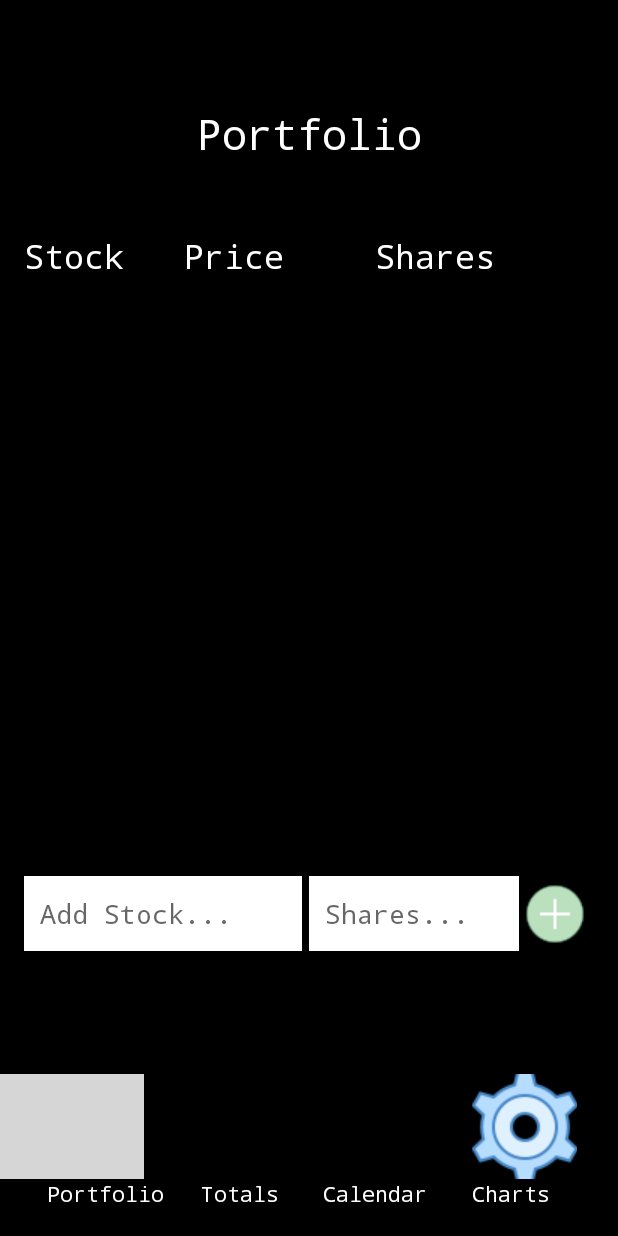
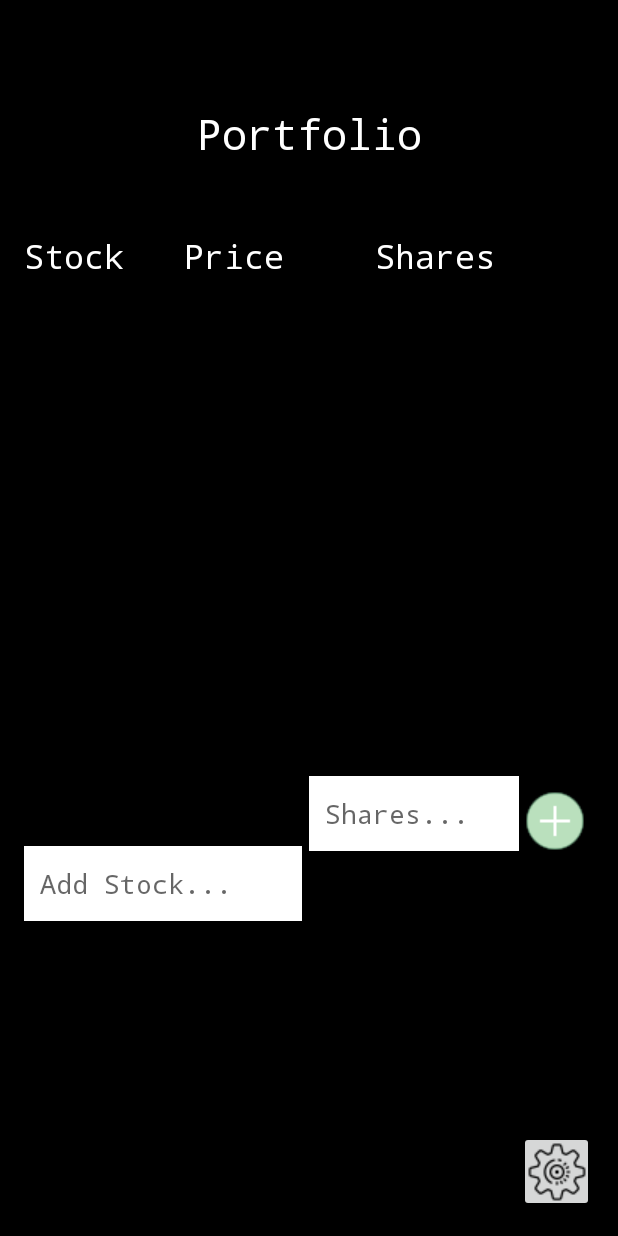
Before and after one commit to salazarbrandon1257/Android-Wealth-Application, an Android app: the portfolioActivity screen opened directly, with no data from a screen before it, on a phone screen of 412 x 824 dp. Run offline under Robolectric (Android 15) with nearby library versions, the phone set to English and light mode, and no system bars; grey boxes are pictures that could not be loaded.

Commit message:
changing User Interface

```diff
--- a/app/src/main/res/layout/activity_portfolio.xml
+++ b/app/src/main/res/layout/activity_portfolio.xml
@@ -58,7 +58,7 @@
         android:layout_marginStart="16dp"
         android:layout_marginLeft="16dp"
         android:layout_marginTop="20dp"
-        android:layout_marginBottom="16dp"
+        android:layout_marginBottom="164dp"
         android:background="#FFFFFF"
         android:ems="10"
         android:hint=" Add Stock..."
@@ -66,7 +66,7 @@
         android:textColor="#000000"
         android:textSize="18sp"
         android:typeface="monospace"
-        app:layout_constraintBottom_toTopOf="@+id/portfolioId"
+        app:layout_constraintBottom_toBottomOf="parent"
         app:layout_constraintStart_toStartOf="parent"
         app:layout_constraintTop_toBottomOf="@+id/rvStocks" />
 
@@ -74,12 +74,10 @@
         android:id="@+id/addButtonId"
         android:layout_width="50dp"
         android:layout_height="51dp"
-        android:layout_marginTop="20dp"
+        android:layout_marginTop="24dp"
         android:layout_marginEnd="17dp"
         android:layout_marginRight="17dp"
-        android:layout_marginBottom="15dp"
         android:background="#000000"
-        app:layout_constraintBottom_toTopOf="@+id/imageButton3"
         app:layout_constraintEnd_toEndOf="parent"
         app:layout_constraintTop_toBottomOf="@+id/rvStocks"
         app:srcCompat="@drawable/add" />
@@ -91,7 +89,6 @@
         android:layout_marginStart="5dp"
         android:layout_marginLeft="5dp"
         android:layout_marginTop="20dp"
-        android:layout_marginBottom="16dp"
         android:background="#FFFFFF"
         android:ems="10"
         android:hint=" Shares..."
@@ -99,7 +96,6 @@
         android:textColor="#000000"
         android:textSize="18sp"
         android:typeface="monospace"
-        app:layout_constraintBottom_toTopOf="@+id/chartsId"
         app:layout_constraintEnd_toStartOf="@+id/addButtonId"
         app:layout_constraintStart_toEndOf="@+id/stockNameId"
         app:layout_constraintTop_toBottomOf="@+id/rvStocks" />
@@ -141,102 +137,17 @@
         app:layout_constraintStart_toEndOf="@+id/textView9"
         app:layout_constraintTop_toBottomOf="@+id/textView6"
         app:layout_constraintVertical_bias="0.0" />
-
-
     <ImageButton
-        android:id="@+id/portfolioId"
-        android:layout_width="70dp"
-        android:layout_height="70dp"
-        android:layout_marginStart="26dp"
-        android:layout_marginLeft="26dp"
-        android:background="@drawable/wallet2"
-        android:onClick="viewPortfolio"
-        android:scaleType="fitXY"
-        app:layout_constraintBottom_toTopOf="@+id/textView2"
-        app:layout_constraintStart_toStartOf="parent" />
-
-
-    <ImageButton
-        android:id="@+id/totalsId"
-        android:layout_width="70dp"
-        android:layout_height="70dp"
-        android:background="@drawable/totals2"
-        android:scaleType="fitXY"
-        app:layout_constraintBottom_toTopOf="@+id/textView4"
-        tools:layout_editor_absoluteX="116dp" />
-
-    <ImageButton
-        android:id="@+id/chartsId"
-        android:layout_width="70dp"
-        android:layout_height="70dp"
-        android:background="@drawable/charts2"
-        android:scaleType="fitXY"
-        app:layout_constraintBottom_toTopOf="@+id/textView5"
-        tools:layout_editor_absoluteX="211dp" />
-
-    <TextView
-        android:id="@+id/textView2"
-        android:layout_width="90dp"
-        android:layout_height="20dp"
-        android:layout_marginStart="25dp"
-        android:layout_marginLeft="25dp"
-        android:layout_marginBottom="18dp"
-        android:gravity="center"
-        android:text="Portfolio"
-        android:textColor="#FFFFFF"
-        app:fontFamily="monospace"
-        app:layout_constraintBottom_toBottomOf="parent"
-        app:layout_constraintStart_toStartOf="parent" />
-
-    <TextView
-        android:id="@+id/textView3"
-        android:layout_width="90dp"
-        android:layout_height="20dp"
-        android:layout_marginEnd="26dp"
-        android:layout_marginRight="26dp"
-        android:layout_marginBottom="18dp"
-        android:gravity="center"
-        android:text="Charts"
-        android:textColor="#FFFFFF"
-        app:fontFamily="monospace"
+        android:id="@+id/imageButton3"
+        android:layout_width="50dp"
+        android:layout_height="54dp"
+        android:layout_marginStart="346dp"
+        android:layout_marginLeft="346dp"
+        android:layout_marginEnd="16dp"
+        android:layout_marginRight="16dp"
+        android:layout_marginBottom="16dp"
         app:layout_constraintBottom_toBottomOf="parent"
         app:layout_constraintEnd_toEndOf="parent"
-        app:layout_constraintStart_toEndOf="@+id/textView5" />
-
-    <TextView
-        android:id="@+id/textView4"
-        android:layout_width="90dp"
-        android:layout_height="20dp"
-        android:layout_marginBottom="18dp"
-        android:gravity="center"
-        android:text="Totals"
-        android:textColor="#FFFFFF"
-        app:fontFamily="monospace"
-        app:layout_constraintBottom_toBottomOf="parent"
-        app:layout_constraintStart_toEndOf="@+id/textView2" />
-
-    <TextView
-        android:id="@+id/textView5"
-        android:layout_width="90dp"
-        android:layout_height="20dp"
-        android:layout_marginBottom="18dp"
-        android:gravity="center"
-        android:text="Calendar"
-        android:textColor="#FFFFFF"
-        app:fontFamily="monospace"
-        app:layout_constraintBottom_toBottomOf="parent"
-        app:layout_constraintStart_toEndOf="@+id/textView4" />
-
-    <ImageButton
-        android:id="@+id/imageButton3"
-        android:layout_width="70dp"
-        android:layout_height="70dp"
-        android:layout_marginEnd="27dp"
-        android:layout_marginRight="27dp"
-        android:background="#000000"
-        android:visibility="visible"
-        app:layout_constraintBottom_toTopOf="@+id/textView3"
-        app:layout_constraintEnd_toEndOf="parent"
+        app:layout_constraintStart_toStartOf="parent"
         app:srcCompat="@drawable/settings" />
-
 </androidx.constraintlayout.widget.ConstraintLayout>
```
Also changed, not shown: app/src/main/res/layout/activity_main.xml (+42 -32 lines), app/src/main/res/drawable/settings.png.
